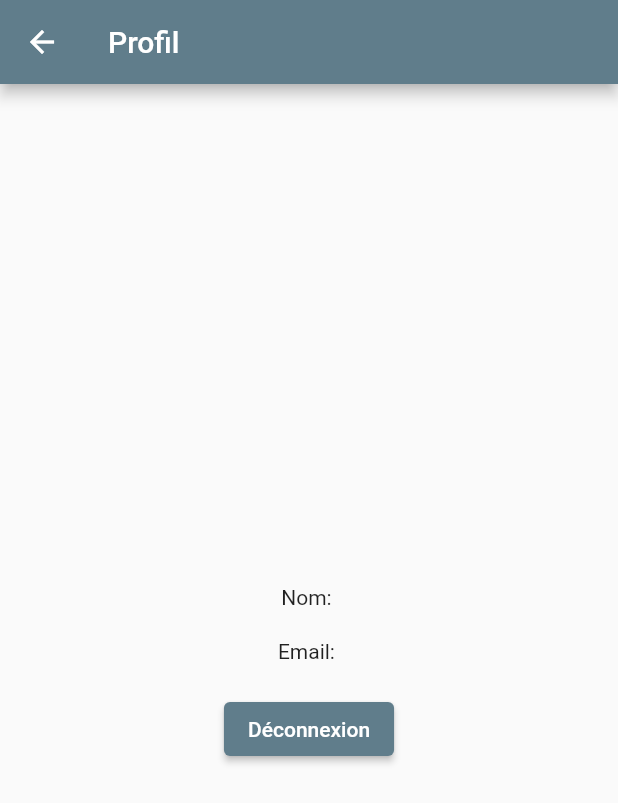
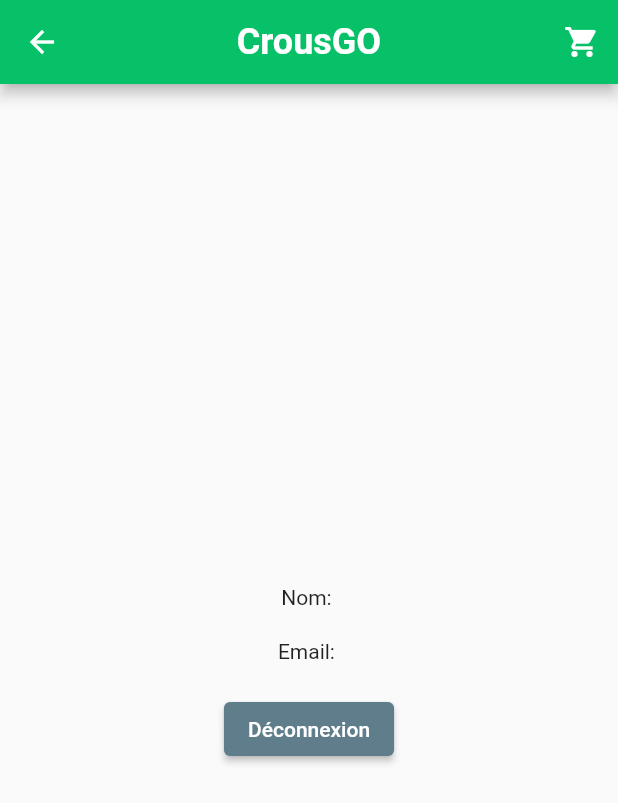
Before and after one commit to CrousGoApp/CROUSGo_app_frontend, a Flutter app: the screen it shows once a user with an empty profile is signed in, after a tap on the "account circle" icon, on a phone screen of 412 x 824 dp. Shown: the top 803 px of the screen. Run offline on Flutter 3.47's test engine with Material 2 defaults, Android fonts, the phone set to English and light mode, and no system bars; our stand-ins replace firebase_auth, firebase_core; accounts and stored records are empty; network calls fail.

Commit message:
Fix header de toutes les pages

```diff
--- a/lib/Pages/ProfilePage.dart
+++ b/lib/Pages/ProfilePage.dart
@@ -1,3 +1,5 @@
+import 'package:crousgo/Pages/page_accueil.dart';
+import 'package:crousgo/Pages/page_panier.dart';
 import 'package:flutter/material.dart';
 import 'package:firebase_auth/firebase_auth.dart';
 
@@ -8,7 +10,38 @@ class ProfilePage extends StatelessWidget {
   Widget build(BuildContext context) {
     return Scaffold(
       appBar: AppBar(
-        title: Text('Profil'),
+        title: GestureDetector(
+          onTap: () {
+            Navigator.push(
+              context,
+              MaterialPageRoute(builder: (context) => const PageAccueil()),
+            );
+          },
+          child: const Text(
+            'CrousGO',
+            style: TextStyle(
+              fontSize: 24.0,
+              fontWeight: FontWeight.bold,
+              color: Colors.white,
+            ),
+          ),
+        ),
+        backgroundColor: const Color(0xFF06C167),
+        centerTitle: true,
+        actions: [
+          IconButton(
+            onPressed: () {
+              Navigator.push(
+                context,
+                MaterialPageRoute(builder: (context) => const PagePanier()),
+              );
+            },
+            icon: const Icon(
+              Icons.shopping_cart,
+              color: Colors.white,
+            ),
+          ),
+        ],
       ),
       body: Center(
         child: Column(
@@ -19,13 +52,13 @@ class ProfilePage extends StatelessWidget {
                 radius: 50,
                 backgroundImage: NetworkImage(user!.photoURL!),
               ),
-            SizedBox(height: 20),
+            const SizedBox(height: 20),
             if (user?.displayName != null)
               Text('Nom: ${user!.displayName}'),
-            SizedBox(height: 20),
+            const SizedBox(height: 20),
             if (user?.email != null)
               Text('Email: ${user!.email}'),
-            SizedBox(height: 20),
+            const SizedBox(height: 20),
             ElevatedButton(
               onPressed: () async {
                 try {
@@ -35,7 +68,7 @@ class ProfilePage extends StatelessWidget {
                   print("Erreur lors de la déconnexion: $e");
                 }
               },
-              child: Text('Déconnexion'),
+              child: const Text('Déconnexion'),
             ),
           ],
         ),
--- a/lib/Pages/page_accueil.dart
+++ b/lib/Pages/page_accueil.dart
@@ -82,7 +82,7 @@ class PageAccueilState extends State<PageAccueil>
             ),
           ),
           IconButton(
-            icon: Icon(Icons.account_circle),
+            icon: const Icon(Icons.account_circle),
             onPressed: () {
               // Naviguer vers la page de profil
               Navigator.of(context).push(MaterialPageRoute(builder: (context) => ProfilePage()));
```
Also changed, not shown: lib/Pages/page_panier.dart (+12 -12 lines), lib/Pages/page_produit.dart (+12 -12 lines).
